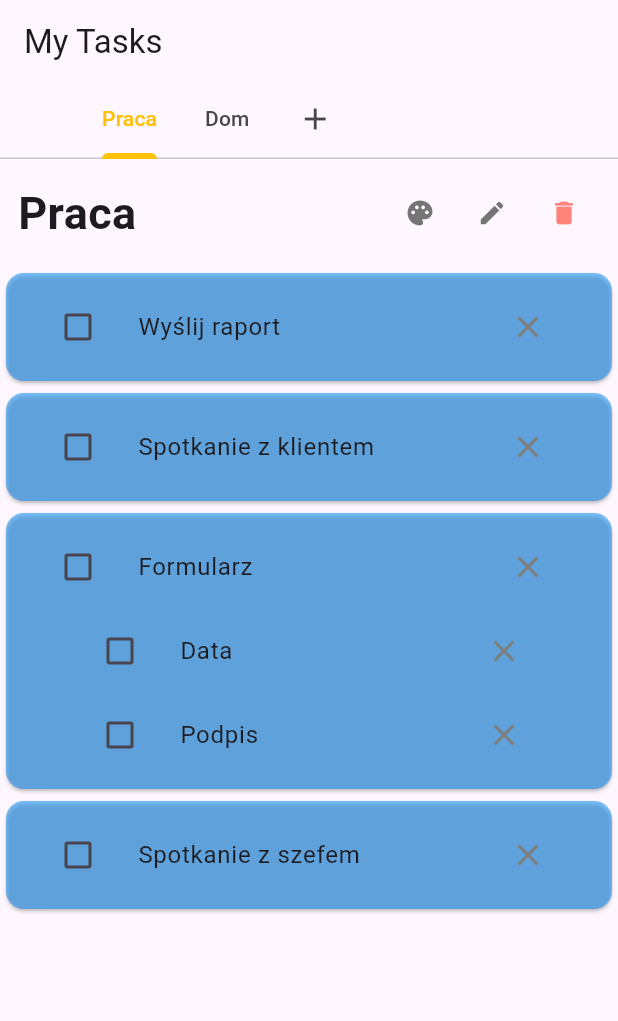
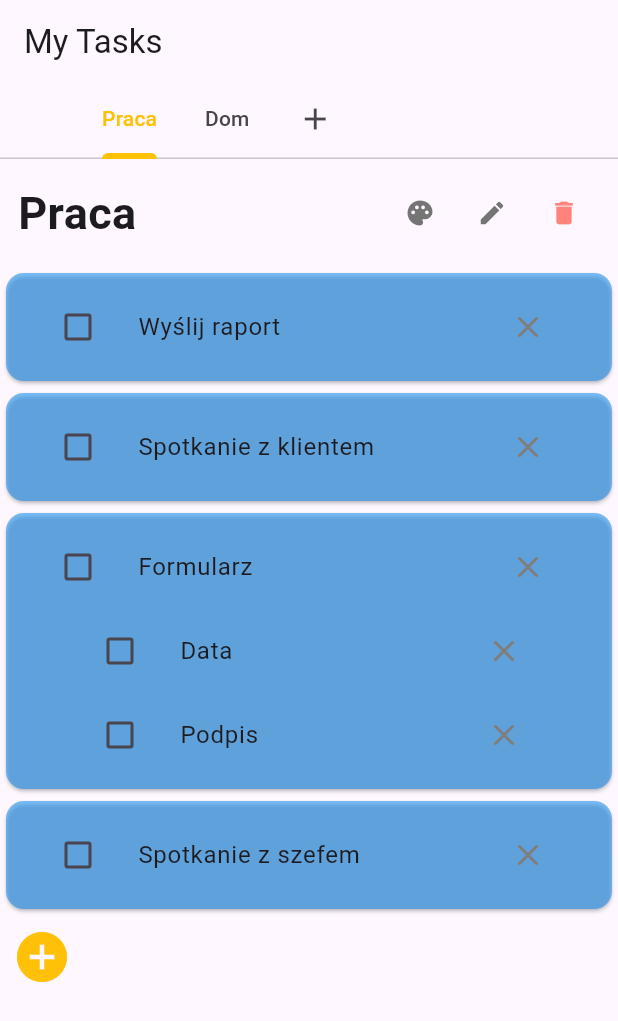
Before and after one commit to T4ZZOR/to_do_app, a Flutter app: the screen it shows after launch, on a phone screen of 412 x 824 dp. Shown: the top 1021 px of the screen. Run offline on Flutter 3.47's test engine with Material 3 defaults, Android fonts, the phone set to English and light mode, and no system bars; our stand-ins replace flutter_colorpicker.

Commit message:
create new add task function

```diff
--- a/lib/screens/home_page.dart
+++ b/lib/screens/home_page.dart
@@ -42,7 +42,7 @@ class _HomePageState extends State<HomePage> with TickerProviderStateMixin {
           title: const Text("My Tasks"),
           bottom: TabBar(
             isScrollable: true,
-            indicatorColor: Colors.amber,//categories[categoryId].color,
+            indicatorColor: Colors.amber, //categories[categoryId].color,
             indicatorWeight: 4,
             labelColor: Colors.amber,
             onTap: (index) {
--- a/lib/screens/task_list_page.dart
+++ b/lib/screens/task_list_page.dart
@@ -1,4 +1,7 @@
 import 'package:flutter/material.dart';
+import 'package:provider/provider.dart';
+import 'package:to_do_app/providers/task_provider.dart';
+import 'package:to_do_app/widgets/add_task_w.dart';
 import 'package:to_do_app/widgets/cateory_head_w.dart';
 import 'package:to_do_app/widgets/task_list_w.dart';
 
@@ -9,6 +12,7 @@ class TaskListPage extends StatelessWidget{
 
   @override
   Widget build(BuildContext context){
+    final tasks = context.watch<TaskProvider>().getTask(categoryId);
     return Column(
       crossAxisAlignment: CrossAxisAlignment.start,
       children: [
--- /dev/null
+++ b/lib/widgets/add_task_w.dart
@@ -0,0 +1,89 @@
+
+import 'package:flutter/material.dart';
+import 'package:flutter/widgets.dart';
+import 'package:provider/provider.dart';
+import 'package:to_do_app/providers/task_provider.dart';
+
+class AddTaskW extends StatefulWidget{
+  final String categoryId;
+  const AddTaskW({super.key, required this.categoryId});
+
+  @override
+  State<AddTaskW> createState() => _AddTaskWState();
+}
+
+class _AddTaskWState extends State<AddTaskW>{
+  final TextEditingController _controller = TextEditingController();
+  bool _isAdding = false;
+
+
+  void _addTask(){
+    final text = _controller.text.trim();
+    if (text.isNotEmpty){
+      context.read<TaskProvider>().addTask(widget.categoryId, text);
+
+      setState(() {
+        _isAdding = false;
+        _controller.clear();
+      });
+    }
+
+
+  }
+
+  @override
+  void dispose(){
+    _controller.dispose();
+    super.dispose();
+  }
+
+  @override
+  Widget build(BuildContext context){
+    return AnimatedSwitcher(
+      duration: const Duration(milliseconds: 300),
+      transitionBuilder: (child, animation){
+        return SizeTransition(sizeFactor: animation, child: child);
+      },
+      child: _isAdding ?
+      Padding(
+        key: const ValueKey("input"),
+        padding: const EdgeInsets.all(8.0),
+        child: Row(
+          children: [
+            Expanded(
+              child: TextField(
+                controller: _controller,
+                autofocus: true,
+                decoration: const InputDecoration(hintText: "Enter new task"),
+                onSubmitted: (_) => _addTask(),
+              )
+            ),
+            IconButton(
+              icon: Icon(Icons.check),
+              onPressed: _addTask,
+            ),
+            IconButton(
+              icon: Icon(Icons.close),
+              onPressed: (){
+                setState(() {
+                  _isAdding = false;
+                  _controller.clear();
+                });
+              },
+            )
+          ],
+        ),
+      )
+
+      : IconButton(
+        icon: Icon(Icons.add_circle, size: 40, color: Colors.amber),
+        onPressed: (){
+          setState(() {
+            _isAdding = true;
+          });
+        },
+      )
+    );
+  }
+
+}
--- a/lib/widgets/task_list_w.dart
+++ b/lib/widgets/task_list_w.dart
@@ -1,6 +1,7 @@
 import 'package:flutter/material.dart';
 import 'package:provider/provider.dart';
 import 'package:to_do_app/providers/category_provider.dart';
+import 'package:to_do_app/widgets/add_task_w.dart';
 import '../providers/task_provider.dart';
 import '../widgets/task_title_w.dart';
 
@@ -14,8 +15,9 @@ class TaskListW extends StatelessWidget{
     final category = context.watch<CategoryProvider>().categories.firstWhere((cat) => cat.id == categoryId);
 
     return ListView.builder(
-      itemCount: tasks.length,
+      itemCount: tasks.length + 1,
       itemBuilder: (ctx, index) {
+        if (index < tasks.length){
           return Card(
             color: category.color.withAlpha(150),
             child: ListTile(
@@ -23,6 +25,8 @@ class TaskListW extends StatelessWidget{
             ),
           );
         }
+        else { return AddTaskW(categoryId: categoryId); }
+      }
     );
   }
 }
```
Also changed, not shown: lib/providers/task_provider.dart (+6 -1 lines). Lines whose indentation alone changed are shown as unchanged.
